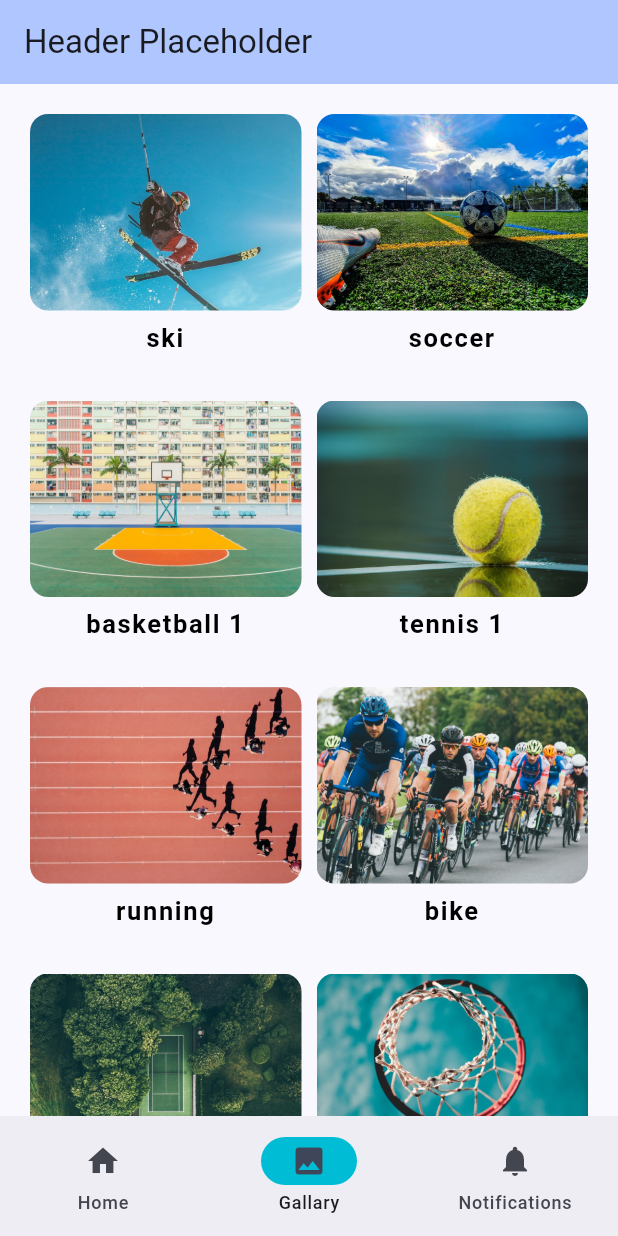
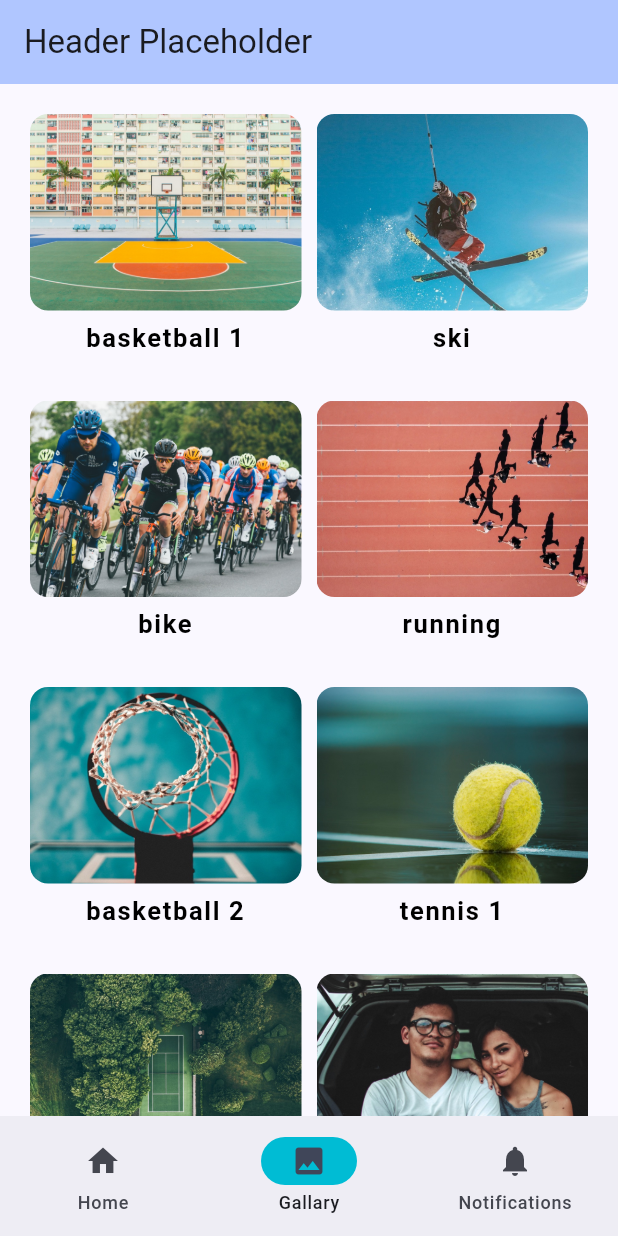
Before and after one commit to ramsabah28/imagegallary, a Flutter app: the screen it shows after launch, item 2 of the bottom bar chosen, on a phone screen of 412 x 824 dp. Run offline on Flutter 3.47's test engine with Material 3 defaults, Android fonts, the phone set to English and light mode, and no system bars.

Commit message:
using data from the image data file

```diff
--- a/lib/Gallary.dart
+++ b/lib/Gallary.dart
@@ -1,5 +1,5 @@
 import 'package:flutter/material.dart';
-import 'assets_list.dart';
+import 'assets/gallery_data.dart';
 
 class Gallary extends StatelessWidget {
   Gallary({super.key});
@@ -19,7 +19,7 @@
         crossAxisSpacing: 10,
         mainAxisSpacing: 10,
       ),
-      itemCount: assetImages.length,
+      itemCount: galleryData.length,
       itemBuilder: (context, index) {
         return Column(
           crossAxisAlignment: CrossAxisAlignment.stretch,
@@ -28,7 +28,7 @@
               child: ClipRRect(
                 borderRadius: BorderRadius.circular(12),
                 child: Image.asset(
-                  assetImages[index],
+                  galleryData[index].imagePath,
                   fit: BoxFit.cover,
                 ),
               ),
@@ -37,7 +37,7 @@
             Padding(
               padding: const EdgeInsets.only(bottom: 20),
               child: Text(
-                _getImageTitle(assetImages[index]),
+                _getImageTitle(galleryData[index].imagePath),
                 textAlign: TextAlign.center,
                 style: const TextStyle(
                   fontWeight: FontWeight.w600,
--- /dev/null
+++ b/lib/assets/gallery_data.dart
@@ -0,0 +1,79 @@
+class GalleryItem {
+  final String imageTitle;
+  final String imageDate;
+  final String imageDescription;
+  final String imagePath;
+
+  GalleryItem({
+    required this.imageTitle,
+    required this.imageDate,
+    required this.imageDescription,
+    required this.imagePath,
+  });
+}
+
+List<GalleryItem> galleryData = [
+  GalleryItem(
+    imageTitle: 'Bunter Basketball',
+    imageDate: '03.06.2023',
+    imageDescription:
+        'Ein farbenfrohes Basketballfeld im Freien. Im Zentrum steht ein Basketballkorb, dessen weißes Netz im leichten Wind schaukelt. Die Farben des Spielfelds leuchten unter der warmen Abendsonne. Vor vielen Jahren, während eines Sommerabends, trafen sich hier Freunde zu einem unvergesslichen Spiel, bei dem die Sieger den Sonnenuntergang bejubelten.',
+    imagePath: 'lib/assets/images/basketball_1.jpeg',
+  ),
+  GalleryItem(
+    imageTitle: 'Adrenalin pur!',
+    imageDate: '14.07.2020',
+    imageDescription:
+        'Ein Skifahrer in voller Montur fliegt mutig über einen schneebedeckten Hügel, während der klare, blaue Himmel im Hintergrund strahlt. Die Sonne scheint hell, beleuchtet die funkelnden Schneeflocken und wirft lange Schatten auf die Piste. An einem perfekten Wintertag vor einigen Jahren, als der Schnee frisch und die Bedingungen ideal waren, führte dieser Sprung zu einem unvergesslichen Moment voller Adrenalin und Freude.',
+    imagePath: 'lib/assets/images/ski.jpeg',
+  ),
+  GalleryItem(
+    imageTitle: 'Achtung Kurve',
+    imageDate: '18.06.2022',
+    imageDescription:
+        'Eine große Gruppe Rennradfahrer legt sich synchron in eine scharfe Kurve, während sie mit beeindruckender Geschwindigkeit die Strecke entlangrasen. Die bunten Trikots der Fahrer leuchten im Sonnenschein, und ihre Konzentration ist greifbar. Vor einigen Jahren, während eines spannenden Wettkampfs an einem sonnigen Frühlingstag, markierte diese Kurve den Wendepunkt des Rennens und wurde zum Schauplatz eines packenden Duells um die Spitze.',
+    imagePath: 'lib/assets/images/bike.jpeg',
+  ),
+  GalleryItem(
+    imageTitle: 'Runners High',
+    imageDate: '22.09.2023',
+    imageDescription:
+        'Unsere acht Läufer bewegen sich hier in einer beeindruckenden Dreiecks-Formation über die Bahnen des sonnigen Sportplatzes am Mauerpark. Alle Athleten sind synchronisiert, ihre Schritte im perfekten Einklang, während sie die rote Tartanbahn unter ihren Füßen spüren. An einem kühlen Herbstmorgen, während eines intensiven Trainings, wurde diese Formation gewählt, um Teamarbeit und Präzision zu perfektionieren, und es war ein Moment, der die Entschlossenheit und den Zusammenhalt der Gruppe widerspiegelte.',
+    imagePath: 'lib/assets/images/running.jpeg',
+  ),
+  GalleryItem(
+    imageTitle: 'Swish',
+    imageDate: '11.08.2018',
+    imageDescription:
+        'Ein Foto, das von unten aufgenommen wurde, zeigt einen Basketballkorb mit einem strahlend blauen Himmel im Hintergrund. Die Sonne scheint hell, und das weiße Netz des Korbs hebt sich kontrastreich gegen das Blau ab. An einem klaren Sommernachmittag, vor vielen Jahren, wurde hier ein legendäres Spiel gespielt, bei dem der letzte Korb im goldenen Licht des Abends glänzte.',
+    imagePath: 'lib/assets/images/basketball_2.jpeg',
+  ),
+  GalleryItem(
+    imageTitle: 'Ball Game',
+    imageDate: '29.11.2023',
+    imageDescription:
+        'Die Nahaufnahme zeigt einen gelb-grünen Tennisball, der auf dem glänzenden Boden der Sporthalle liegt. Die Textur des Balls ist deutlich sichtbar, während das gedämpfte Licht der Halle eine ruhige Atmosphäre schafft. An einem regnerischen Nachmittag fand hier ein spannendes Match statt, bei dem dieser Ball im entscheidenden Moment des Spiels eine wichtige Rolle spielte.',
+    imagePath: 'lib/assets/images/tennis_1.jpeg',
+  ),
+  GalleryItem(
+    imageTitle: 'Sieg in der Natur',
+    imageDate: '02.05.2022',
+    imageDescription:
+        'Eine beeindruckende Drohnenaufnahme zeigt ein Tennisfeld, das idyllisch mitten im Grünen liegt. Das leuchtend grüne Spielfeld kontrastiert wunderschön mit den umgebenden Bäumen und Wiesen. An einem sonnigen Sommertag vor einigen Jahren wurde hier ein Turnier ausgetragen, bei dem Spieler und Zuschauer gleichermaßen die atemberaubende Naturkulisse genossen.',
+    imagePath: 'lib/assets/images/tennis_2.jpeg',
+  ),
+  GalleryItem(
+    imageTitle: 'Kaya',
+    imageDate: '01.01.2021',
+    imageDescription:
+        'Ein weiteres Beispielbild.',
+    imagePath: 'lib/assets/images/kaya.jpeg',
+  ),
+  GalleryItem(
+    imageTitle: 'Soccer',
+    imageDate: '01.01.2021',
+    imageDescription:
+        'Ein weiteres Beispielbild.',
+    imagePath: 'lib/assets/images/soccer.jpeg',
+  ),
+];
--- a/lib/assets_list.dart
+++ /dev/null
@@ -1,12 +0,0 @@
-
-const List<String> assetImages = [
-'lib/assets/ski.jpeg',
-'lib/assets/soccer.jpeg',
-'lib/assets/basketball_1.jpeg',
-'lib/assets/tennis_1.jpeg',
-'lib/assets/running.jpeg',
-'lib/assets/bike.jpeg',
-'lib/assets/tennis_2.jpeg',
-'lib/assets/basketball_2.jpeg',
-'lib/assets/kaya.jpeg'
-];
--- a/lib/main.dart
+++ b/lib/main.dart
@@ -1,6 +1,6 @@
 import 'package:flutter/material.dart';
 import 'Gallary.dart';
-import 'assets_list.dart';
+import 'assets/gallery_data.dart';
 import 'dart:async';
 import 'dart:math';
 
@@ -40,7 +40,7 @@
         SizedBox(
           height: 220,
           child: PageView.builder(
-            itemCount: assetImages.length,
+            itemCount: galleryData.length,
             controller: PageController(viewportFraction: 0.85),
             itemBuilder: (context, index) {
               return Padding(
@@ -48,7 +48,7 @@
                 child: ClipRRect(
                   borderRadius: BorderRadius.circular(16),
                   child: Image.asset(
-                    assetImages[index],
+                    galleryData[index].imagePath,
                     fit: BoxFit.cover,
                     width: double.infinity,
                   ),
@@ -58,6 +58,7 @@
           ),
         ),
         const SizedBox(height: 24),
+        const Text('<<- SLIDE ->>', style: TextStyle(fontSize: 24)),
         const SizedBox(height: 24),
         const _RandomImageBox(),
         const SizedBox(height: 24),
@@ -129,7 +130,7 @@
       });
       Future.delayed(const Duration(milliseconds: 400), () {
         setState(() {
-          _currentIndex = _random.nextInt(assetImages.length);
+          _currentIndex = _random.nextInt(galleryData.length);
           _visible = true;
         });
       });
@@ -147,7 +148,7 @@
     return Container(
       width: double.infinity,
       height: 300,
-      margin: const EdgeInsets.symmetric(horizontal: 16, vertical: 40 ),
+      margin: const EdgeInsets.symmetric(horizontal: 16, vertical: 40),
       decoration: BoxDecoration(
         borderRadius: BorderRadius.circular(16),
         color: Colors.white,
@@ -166,7 +167,7 @@
           child: ClipRRect(
             borderRadius: BorderRadius.circular(12),
             child: Image.asset(
-              assetImages[_currentIndex],
+              galleryData[_currentIndex].imagePath,
               fit: BoxFit.cover,
               width: 400,
               height: 320,
--- a/pubspec.yaml
+++ b/pubspec.yaml
@@ -52,7 +52,7 @@
 # The following section is specific to Flutter packages.
 flutter:
   assets:
-    - lib/assets/
+    - lib/assets/images/
 
 
   # The following line ensures that the Material Icons font is
```
Also changed, not shown: lib/assets/images/basketball_1.jpeg (renamed from lib/assets/basketball_1.jpeg), lib/assets/images/basketball_2.jpeg (renamed from lib/assets/basketball_2.jpeg), lib/assets/images/bike.jpeg (renamed from lib/assets/bike.jpeg), lib/assets/images/kaya.jpeg (renamed from lib/assets/kaya.jpeg), lib/assets/images/running.jpeg (renamed from lib/assets/running.jpeg), lib/assets/images/ski.jpeg (renamed from lib/assets/ski.jpeg), lib/assets/images/soccer.jpeg (renamed from lib/assets/soccer.jpeg), lib/assets/images/tennis_1.jpeg (renamed from lib/assets/tennis_1.jpeg), lib/assets/images/tennis_2.jpeg (renamed from lib/assets/tennis_2.jpeg).
